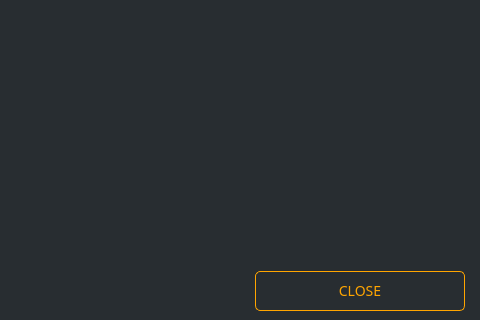
Before: the Qt Designer form src/gui/ui/depositdetailsdialog.ui in ConcealNetwork/conceal-desktop, drawn with Qt 5; both pictures show x 256 to 736 and y 180 to 500 of the 736 by 500 pixel window.
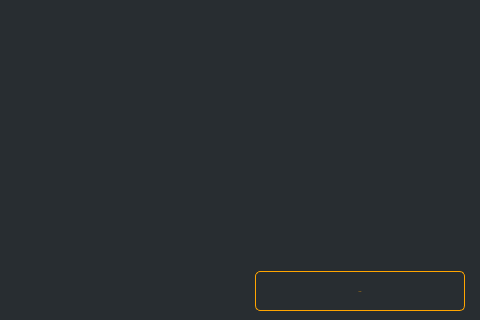
After: the same form once the commit is applied.

Commit message: Remove fonts and font sizes in preparation for changing them programmatically

```diff
--- a/src/gui/ui/depositdetailsdialog.ui
+++ b/src/gui/ui/depositdetailsdialog.ui
@@ -88,8 +88,8 @@
 {
     color: orange; ;
     border: 1px solid orange;
-    font-size: 14px;
-    border-radius: 5px; font-family: 'Poppins';
+    
+    border-radius: 5px; 
 }
 
 QPushButton#m_okButton:hover
```
Left out of the diff: 8 changed lines with no effect on the pictures. The commit also changes 16 other files.
